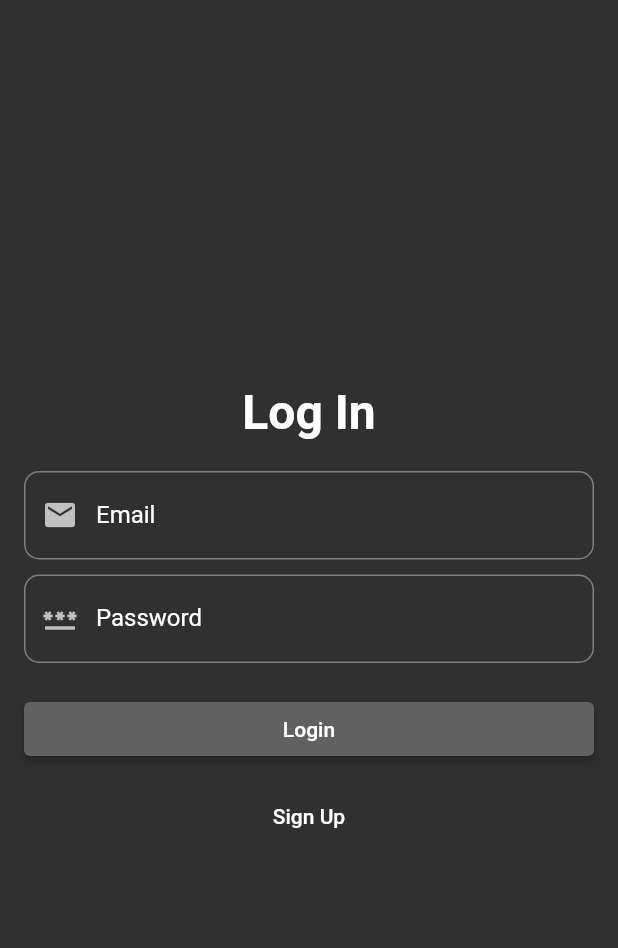
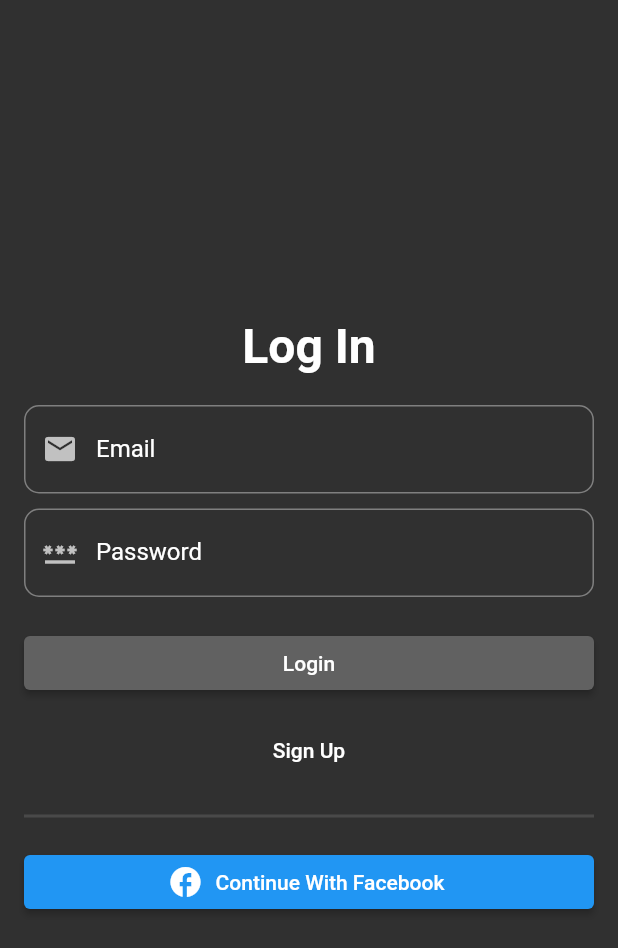
Before and after one commit to devShakib015/yotes, a Flutter app: the screen it shows after launch, on a phone screen of 412 x 824 dp. Shown: the top 948 px of the screen. Run offline on Flutter 3.47's test engine with Material 2 defaults, Android fonts, the phone set to English and light mode, and no system bars; our stand-ins replace cloud_firestore, firebase_auth, firebase_core, get; missing offline and left inert: cloud_firestore_web, firebase_auth_web, firebase_core_web, flutter_facebook_auth, flutter_facebook_auth_web; accounts and stored records are empty.

Commit message:
Integrated Facebook Login

```diff
--- a/lib/controllers/login_controller.dart
+++ b/lib/controllers/login_controller.dart
@@ -10,7 +10,7 @@ class LoginController extends GetxController {
   String email = '';
   String password = '';
 
-  AuthController _authController = Get.find();
+  AuthController _authController = Get.find<AuthController>();
 
   @override
   void onInit() {
@@ -41,6 +41,11 @@ class LoginController extends GetxController {
     }
   }
 
+  void facebookLoginStatus() async {
+    await _authController.loginWithFacebook();
+    this.clearFields();
+  }
+
   void clearFields() {
     emailController.clear();
     passwordController.clear();
--- a/lib/generated_plugin_registrant.dart
+++ b/lib/generated_plugin_registrant.dart
@@ -7,6 +7,7 @@
 import 'package:cloud_firestore_web/cloud_firestore_web.dart';
 import 'package:firebase_auth_web/firebase_auth_web.dart';
 import 'package:firebase_core_web/firebase_core_web.dart';
+import 'package:flutter_facebook_auth_web/flutter_facebook_auth_web.dart';
 
 import 'package:flutter_web_plugins/flutter_web_plugins.dart';
 
@@ -15,5 +16,6 @@ void registerPlugins(Registrar registrar) {
   FirebaseFirestoreWeb.registerWith(registrar);
   FirebaseAuthWeb.registerWith(registrar);
   FirebaseCoreWeb.registerWith(registrar);
+  FlutterFacebookAuthPlugin.registerWith(registrar);
   registrar.registerMessageHandler();
 }
--- a/lib/main.dart
+++ b/lib/main.dart
@@ -2,6 +2,7 @@ import 'package:firebase_core/firebase_core.dart';
 import 'package:flutter/material.dart';
 import 'package:get/get.dart';
 import 'package:yotes/controllers/bindings/auth_bindings.dart';
+import 'package:yotes/utils/constants.dart';
 import 'package:yotes/utils/root.dart';
 
 void main() async {
--- a/lib/models/app_user_model.dart
+++ b/lib/models/app_user_model.dart
@@ -2,6 +2,7 @@ class AppUser {
   String name;
   String email;
   String id;
+
   AppUser({
     required this.name,
     required this.email,
--- a/lib/views/Auth/login_view.dart
+++ b/lib/views/Auth/login_view.dart
@@ -80,11 +80,24 @@ class LoginView extends StatelessWidget {
                     height: 10,
                   ),
                   TextButton(
-                      onPressed: () {
-                        Get.to(() => SignupView());
-                        _controller.clearFields();
-                      },
-                      child: Text("Sign Up"))
+                    onPressed: () {
+                      Get.to(() => SignupView());
+                      _controller.clearFields();
+                    },
+                    child: Text("Sign Up"),
+                  ),
+                  Divider(
+                    height: 40,
+                    thickness: 2,
+                  ),
+                  ElevatedButton.icon(
+                    style: ButtonStyle(
+                      backgroundColor: MaterialStateProperty.all(Colors.blue),
+                    ),
+                    onPressed: _controller.facebookLoginStatus,
+                    icon: Icon(Icons.facebook),
+                    label: Text("Continue With Facebook"),
+                  ),
                 ],
               ),
             ),
--- a/lib/views/Note/note_view.dart
+++ b/lib/views/Note/note_view.dart
@@ -12,6 +12,7 @@ class NoteView extends StatelessWidget {
   }) : super(key: key);
 
   final _noteController = Get.find<NoteController>();
+  final _homeController = Get.find<HomeController>();
 
   @override
   Widget build(BuildContext context) {
@@ -22,8 +23,8 @@ class NoteView extends StatelessWidget {
             : Text(_noteController.notes[index].title)),
         actions: [
           IconButton(
-            onPressed: () {
-              Get.bottomSheet(
+            onPressed: () async {
+              await Get.bottomSheet(
                 AppBottomSheet(
                   noteController: _noteController,
                   homeController: Get.find<HomeController>(),
@@ -32,6 +33,7 @@ class NoteView extends StatelessWidget {
                 ),
                 backgroundColor: Get.theme.canvasColor,
               );
+              _homeController.clearFields();
             },
             icon: Icon(Icons.edit),
             tooltip: "Edit",
--- a/pubspec.yaml
+++ b/pubspec.yaml
@@ -12,6 +12,7 @@ dependencies:
   firebase_core: 1.2.1
   firebase_auth: 1.3.0
   cloud_firestore: 2.2.1
+  flutter_facebook_auth: ^3.5.0
   flutter:
     sdk: flutter
 
```
Also changed, not shown: lib/controllers/auth_controller.dart (+38 -0 lines), lib/views/Home/components/app_drawer.dart (+21 -1 lines), 5 other files.
